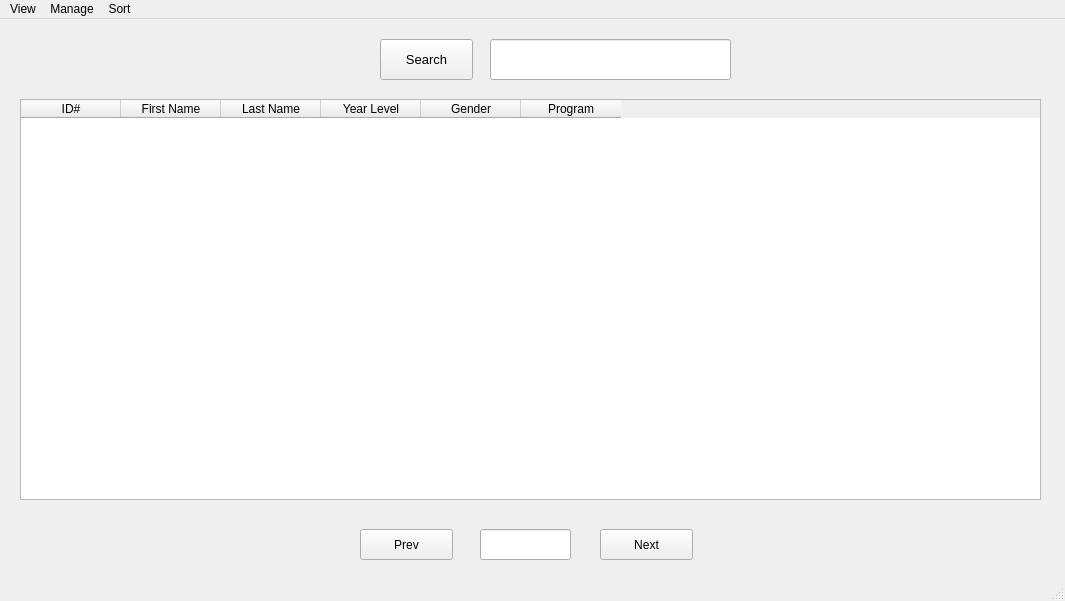
First picture: the form in studentWindow.ui, repository WhaleRed/SSIS-MySQL, before the edit.
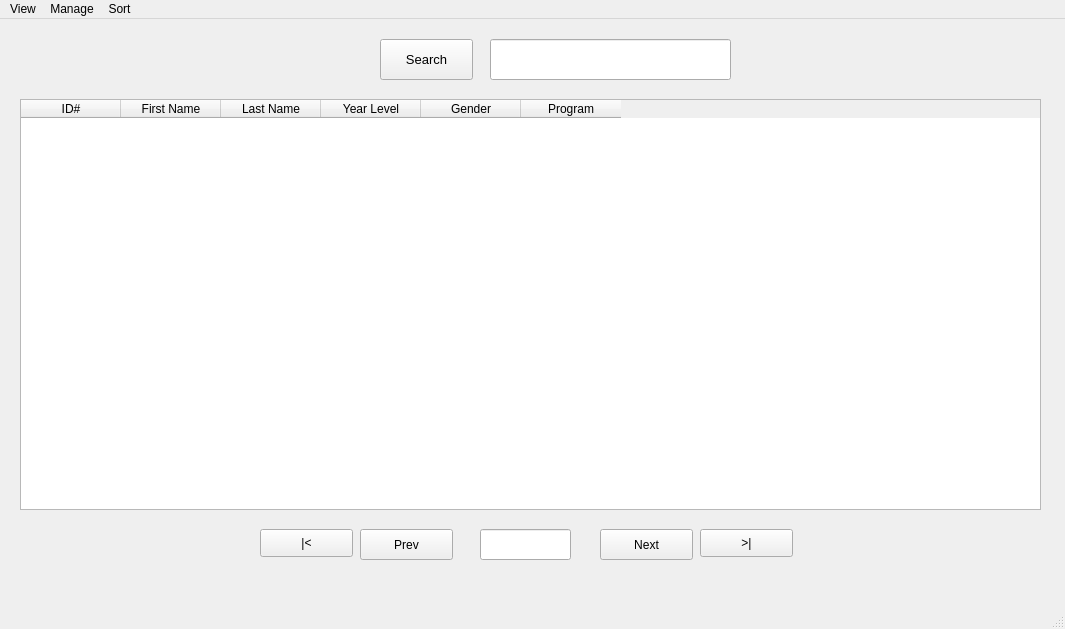
Second picture: the form after the edit.

Patch:
```diff
--- a/studentWindow.ui
+++ b/studentWindow.ui
@@ -7,7 +7,7 @@
     <x>0</x>
     <y>0</y>
     <width>1065</width>
-    <height>601</height>
+    <height>629</height>
    </rect>
   </property>
   <property name="windowTitle">
@@ -20,9 +20,15 @@
       <x>20</x>
       <y>80</y>
       <width>1021</width>
-      <height>401</height>
+      <height>411</height>
      </rect>
     </property>
+    <attribute name="verticalHeaderVisible">
+     <bool>false</bool>
+    </attribute>
+    <attribute name="verticalHeaderHighlightSections">
+     <bool>false</bool>
+    </attribute>
     <column>
      <property name="text">
       <string>ID#</string>
@@ -134,6 +140,32 @@
      <string>Search</string>
     </property>
    </widget>
+   <widget class="QPushButton" name="pushButton_2">
+    <property name="geometry">
+     <rect>
+      <x>260</x>
+      <y>510</y>
+      <width>93</width>
+      <height>28</height>
+     </rect>
+    </property>
+    <property name="text">
+     <string>|&lt;</string>
+    </property>
+   </widget>
+   <widget class="QPushButton" name="pushButton_5">
+    <property name="geometry">
+     <rect>
+      <x>700</x>
+      <y>510</y>
+      <width>93</width>
+      <height>28</height>
+     </rect>
+    </property>
+    <property name="text">
+     <string>&gt;|</string>
+    </property>
+   </widget>
   </widget>
   <widget class="QMenuBar" name="menubar">
    <property name="geometry">
```
